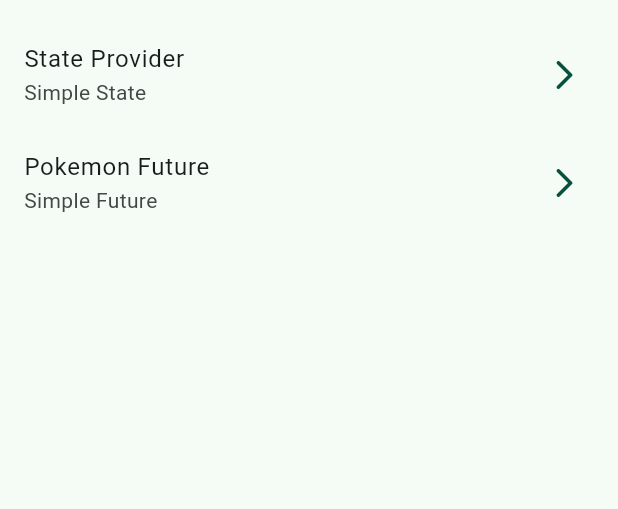
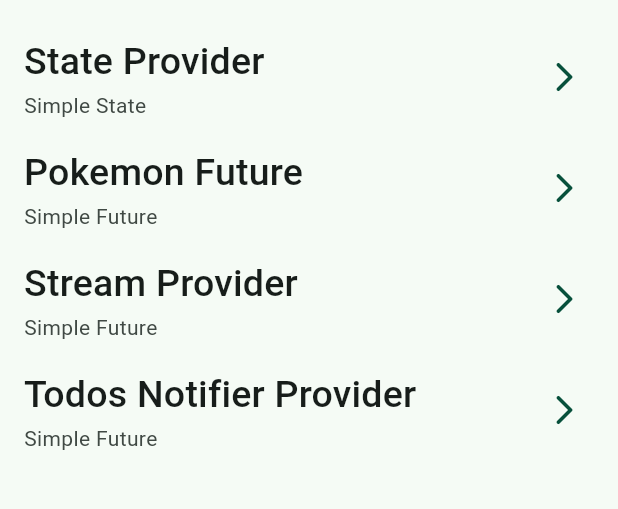
Before and after one commit to djdangelo/river_app, a Flutter app: the screen it shows after launch, on a phone screen of 412 x 824 dp, the part 63-572 px from its top. Run offline on Flutter 3.47's test engine with Material 3 defaults, Android fonts, the phone set to English and light mode, and no system bars; our stand-ins replace dio, flutter_riverpod, go_router, google_fonts; missing offline and left inert: random_name_generator.

Commit message:
section 2 - part6

```diff
--- a/lib/config/helpers/random.name.helper.dart
+++ b/lib/config/helpers/random.name.helper.dart
@@ -5,4 +5,10 @@ class RandomNameGeneratorHelper {
     final name = RandomNames(Zone.spain);
     return name.fullName();
   }
+
+  static Stream<String> randomNamesStream() {
+    return Stream.periodic(const Duration(seconds: 2), (i) {
+      return getRandomName();
+    });
+  }
 }
--- a/lib/config/router/app.router.dart
+++ b/lib/config/router/app.router.dart
@@ -1,5 +1,6 @@
 import 'package:go_router/go_router.dart';
 import 'package:river_app/presentation/presentation.dart';
+import 'package:river_app/presentation/screens/state_notifier_provider/todos.screen.dart';
 
 final appRouter = GoRouter(routes: [
   GoRoute(
@@ -13,5 +14,13 @@ final appRouter = GoRouter(routes: [
   GoRoute(
     path: '/pokemon-screen',
     builder: (context, state) => const PokemonScreen(),
+  ),
+  GoRoute(
+    path: '/stream-screen',
+    builder: (context, state) => const StreamScreen(),
+  ),
+  GoRoute(
+    path: '/todos-screen',
+    builder: (context, state) => const TodosScreen(),
   )
 ]);
--- /dev/null
+++ b/lib/domain/domain.dart
@@ -0,0 +1 @@
+export 'package:river_app/domain/entities/todos.dart';
--- /dev/null
+++ b/lib/domain/entities/todos.dart
@@ -0,0 +1,22 @@
+class Todos {
+  final String id;
+  final String description;
+  final DateTime? completedAt;
+
+  Todos({required this.id, required this.description, this.completedAt});
+
+  Todos copyWith({
+    String? id,
+    String? description,
+    DateTime? completedAt,
+  }) =>
+      Todos(
+        id: id ?? this.id,
+        description: description ?? this.description,
+        completedAt: completedAt ?? this.completedAt,
+      );
+
+  bool get done {
+    return completedAt == null;
+  }
+}
--- a/lib/presentation/presentation.dart
+++ b/lib/presentation/presentation.dart
@@ -1,3 +1,4 @@
+export 'package:river_app/presentation/screens/stream/stream.screen.dart';
 export 'package:river_app/presentation/screens/state_provider/state.provider.screen.dart';
 export 'package:river_app/presentation/screens/home/home.screen.dart';
 export 'package:river_app/presentation/screens/pokemon/pokemon.screen.dart';
--- a/lib/presentation/providers/providers.dart
+++ b/lib/presentation/providers/providers.dart
@@ -1,2 +1,3 @@
 export 'random.name.provider.dart';
 export 'pokemon.provider.dart';
+export 'random.name.stream.provider.dart';
--- a/lib/presentation/screens/home/home.screen.dart
+++ b/lib/presentation/screens/home/home.screen.dart
@@ -31,6 +31,14 @@ class _HomeScreenView extends StatelessWidget {
             title: 'Pokemon Future',
             subTitle: 'Simple Future',
             location: '/pokemon-screen'),
+        _CustomListTile(
+            title: 'Stream Provider',
+            subTitle: 'Simple Future',
+            location: '/stream-screen'),
+        _CustomListTile(
+            title: 'Todos Notifier Provider',
+            subTitle: 'Simple Future',
+            location: '/todos-screen'),
       ],
     );
   }
@@ -49,8 +57,12 @@ class _CustomListTile extends StatelessWidget {
 
   @override
   Widget build(BuildContext context) {
+    final titleMedium = Theme.of(context).textTheme.titleMedium;
     return ListTile(
-      title: Text(title),
+      title: Text(
+        title,
+        style: titleMedium,
+      ),
       subtitle: Text(subTitle),
       trailing: const Icon(Icons.arrow_forward_ios_rounded),
       onTap: () => context.push(location),
```
Also changed, not shown: lib/presentation/providers/random.name.stream.provider.dart (added, +24 -0 lines), lib/presentation/screens/state_notifier_provider/todos.screen.dart (added, +37 -0 lines), lib/presentation/screens/stream/stream.screen.dart (added, +30 -0 lines).
